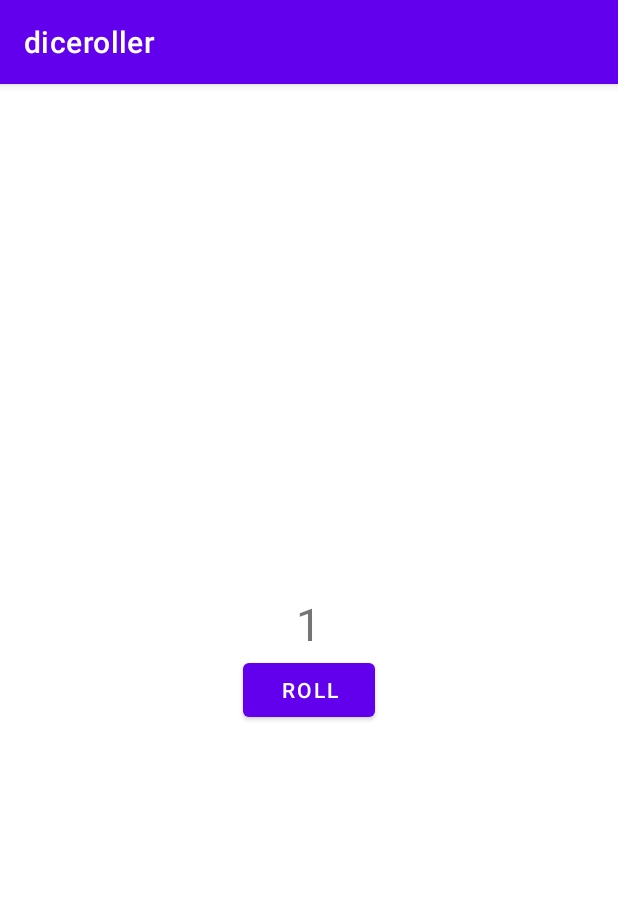
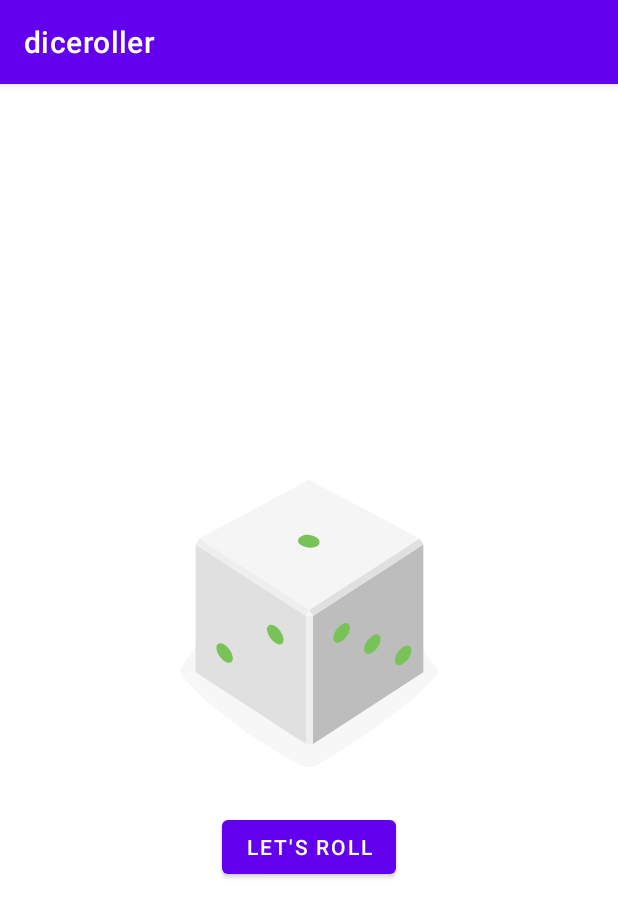
Before and after one commit to ScientistSidd/DiceRoller, an Android app: the screen it shows after launch (MainActivity), on a phone screen of 412 x 824 dp. Shown: the top 917 px of the screen. Run offline under Robolectric (Android 15) with nearby library versions, the phone set to English and light mode, and no system bars.

Commit message:
Dice Roller completed

```diff
--- a/Source/app/src/main/java/com/example/diceroller/MainActivity.kt
+++ b/Source/app/src/main/java/com/example/diceroller/MainActivity.kt
@@ -2,10 +2,38 @@ package com.example.diceroller
 
 import androidx.appcompat.app.AppCompatActivity
 import android.os.Bundle
+import android.widget.Button
+import android.widget.ImageView
+import android.widget.TextView
+import android.widget.Toast
+import kotlin.random.Random
 
 class MainActivity : AppCompatActivity() {
     override fun onCreate(savedInstanceState: Bundle?) {
         super.onCreate(savedInstanceState)
         setContentView(R.layout.activity_main)
+        val rollbutton: Button = findViewById(R.id.roll_button)
+        rollbutton.text = "Let's Roll"
+        rollbutton.setOnClickListener{
+                Toast.makeText(this, "ready to roll", Toast.LENGTH_SHORT).show()
+                rollingDice()
+    }
+    }
+
+    private fun rollingDice() {
+
+        val randomInt = Random.nextInt(6) + 1
+        val drawableResource = when (randomInt) {
+            1 -> R.drawable.dice_1
+            2 -> R.drawable.dice_2
+            3 -> R.drawable.dice_3
+            4 -> R.drawable.dice_4
+            5 -> R.drawable.dice_5
+            else -> R.drawable.dice_6
+        }
+
+        val diceImage: ImageView = findViewById(R.id.dice_imageno)
+        diceImage.setImageResource(drawableResource)
+
     }
 }
--- /dev/null
+++ b/Source/app/src/main/res/drawable/dice_1.xml
@@ -0,0 +1,66 @@
+<!--
+  ~ Copyright 2018, The Android Open Source Project
+  ~
+  ~ Licensed under the Apache License, Version 2.0 (the "License");
+  ~ you may not use this file except in compliance with the License.
+  ~ You may obtain a copy of the License at
+  ~
+  ~     http://www.apache.org/licenses/LICENSE-2.0
+  ~
+  ~ Unless required by applicable law or agreed to in writing, software
+  ~ distributed under the License is distributed on an "AS IS" BASIS,
+  ~ WITHOUT WARRANTIES OR CONDITIONS OF ANY KIND, either express or implied.
+  ~ See the License for the specific language governing permissions and
+  ~ limitations under the License.
+  -->
+
+<vector xmlns:android="http://schemas.android.com/apk/res/android"
+    android:width="200dp"
+    android:height="250dp"
+    android:viewportWidth="800"
+    android:viewportHeight="1000">
+    <path
+        android:fillAlpha="0.5"
+        android:fillColor="#eee"
+        android:pathData="M740.8,635.42c-68.27,90.47 -249.77,201.76 -316,240.63a50.7,50.7 0,0 1,-49.93 0.81c-64.19,-35 -234.09,-133.88 -315.65,-242a14.69,14.69 0,0 1,-0.12 -17.49c77.58,-106.29 159.67,-258.89 341.06,-258.89 182,0 242.19,139.08 340.27,258.88A14.62,14.62 0,0 1,740.8 635.42Z"
+        android:strokeAlpha="0.5" />
+    <path
+        android:fillColor="#bdbdbd"
+        android:pathData="M704.9,630l-294.29,191.06l0,-340.85l294.29,-191.06l0,340.85z" />
+    <path
+        android:fillColor="#e0e0e0"
+        android:pathData="M97.59,630l294.29,191.06l0,-340.85l-294.29,-191.06l0,340.85z" />
+    <path
+        android:fillColor="#f5f5f5"
+        android:pathData="M400.14,464.73l-293.19,-191.45l293.19,-156.31l295.39,156.31l-295.39,191.45z" />
+    <path
+        android:fillColor="#eee"
+        android:pathData="M106.95,273.28l-9.36,15.87l294.29,191.06l8.26,-15.48l-293.19,-191.45z" />
+    <path
+        android:fillColor="#e0e0e0"
+        android:pathData="M695.53,273.28l9.37,15.87l-294.29,191.06l-10.47,-15.48l295.39,-191.45z" />
+    <path
+        android:fillColor="#eee"
+        android:pathData="M391.88,480.21h18.73v340.85h-18.73z" />
+    <path
+        android:fillColor="#f5f5f5"
+        android:pathData="M400.14,464.73l-8.26,15.48l18.73,0l-10.47,-15.48z" />
+    <path
+        android:fillColor="#78c257"
+        android:pathData="M397.45,297.62a16.9,28.71 97.07,1 0,4.16 -33.54a16.9,28.71 97.07,1 0,-4.16 33.54z" />
+    <path
+        android:fillColor="#78c257"
+        android:pathData="M297.17,539.02a30.12,16.11 53.82,1 0,26.01 -19.02a30.12,16.11 53.82,1 0,-26.01 19.02z" />
+    <path
+        android:fillColor="#78c257"
+        android:pathData="M161.96,588.24a30.12,16.11 53.82,1 0,26.01 -19.02a30.12,16.11 53.82,1 0,-26.01 19.02z" />
+    <path
+        android:fillColor="#78c257"
+        android:pathData="M551.15,579.45a30.12,16.11 126.18,1 0,35.56 -48.62a30.12,16.11 126.18,1 0,-35.56 48.62z" />
+    <path
+        android:fillColor="#78c257"
+        android:pathData="M469.12,549.58a30.12,16.11 126.18,1 0,35.56 -48.62a30.12,16.11 126.18,1 0,-35.56 48.62z" />
+    <path
+        android:fillColor="#78c257"
+        android:pathData="M633.17,609.29a30.12,16.11 126.18,1 0,35.56 -48.62a30.12,16.11 126.18,1 0,-35.56 48.62z" />
+</vector>
--- /dev/null
+++ b/Source/app/src/main/res/drawable/dice_2.xml
@@ -0,0 +1,66 @@
+<!--
+  ~ Copyright 2018, The Android Open Source Project
+  ~
+  ~ Licensed under the Apache License, Version 2.0 (the "License");
+  ~ you may not use this file except in compliance with the License.
+  ~ You may obtain a copy of the License at
+  ~
+  ~     http://www.apache.org/licenses/LICENSE-2.0
+  ~
+  ~ Unless required by applicable law or agreed to in writing, software
+  ~ distributed under the License is distributed on an "AS IS" BASIS,
+  ~ WITHOUT WARRANTIES OR CONDITIONS OF ANY KIND, either express or implied.
+  ~ See the License for the specific language governing permissions and
+  ~ limitations under the License.
+  -->
+
+<vector xmlns:android="http://schemas.android.com/apk/res/android"
+    android:width="200dp"
+    android:height="250dp"
+    android:viewportWidth="800"
+    android:viewportHeight="1000">
+    <path
+        android:fillAlpha="0.5"
+        android:fillColor="#eee"
+        android:pathData="M740.8,635.42c-68.27,90.47 -249.77,201.76 -316,240.63a50.7,50.7 0,0 1,-49.93 0.81c-64.19,-35 -234.09,-133.88 -315.65,-242a14.69,14.69 0,0 1,-0.12 -17.49c77.58,-106.29 159.67,-258.89 341.06,-258.89 182,0 242.19,139.08 340.27,258.88A14.62,14.62 0,0 1,740.8 635.42Z"
+        android:strokeAlpha="0.5" />
+    <path
+        android:fillColor="#bdbdbd"
+        android:pathData="M704.9,630l-294.29,191.06l0,-340.85l294.29,-191.06l0,340.85z" />
+    <path
+        android:fillColor="#e0e0e0"
+        android:pathData="M97.59,630l294.29,191.06l0,-340.85l-294.29,-191.06l0,340.85z" />
+    <path
+        android:fillColor="#f5f5f5"
+        android:pathData="M400.14,464.73l-293.19,-191.45l293.19,-156.31l295.39,156.31l-295.39,191.45z" />
+    <path
+        android:fillColor="#eee"
+        android:pathData="M106.95,273.28l-9.36,15.87l294.29,191.06l8.26,-15.48l-293.19,-191.45z" />
+    <path
+        android:fillColor="#e0e0e0"
+        android:pathData="M695.53,273.28l9.37,15.87l-294.29,191.06l-10.47,-15.48l295.39,-191.45z" />
+    <path
+        android:fillColor="#eee"
+        android:pathData="M391.88,480.21h18.73v340.85h-18.73z" />
+    <path
+        android:fillColor="#f5f5f5"
+        android:pathData="M400.14,464.73l-8.26,15.48l18.73,0l-10.47,-15.48z" />
+    <path
+        android:fillColor="#78c257"
+        android:pathData="M520.85,303.25a16.9,28.71 97.07,1 0,4.16 -33.54a16.9,28.71 97.07,1 0,-4.16 33.54z" />
+    <path
+        android:fillColor="#78c257"
+        android:pathData="M273.33,291.99a16.9,28.71 97.07,1 0,4.16 -33.54a16.9,28.71 97.07,1 0,-4.16 33.54z" />
+    <path
+        android:fillColor="#78c257"
+        android:pathData="M229.56,563.64a30.12,16.11 53.82,1 0,26.01 -19.02a30.12,16.11 53.82,1 0,-26.01 19.02z" />
+    <path
+        android:fillColor="#78c257"
+        android:pathData="M311.58,533.77a30.12,16.11 53.82,1 0,26.01 -19.02a30.12,16.11 53.82,1 0,-26.01 19.02z" />
+    <path
+        android:fillColor="#78c257"
+        android:pathData="M147.54,593.49a30.12,16.11 53.82,1 0,26.01 -19.02a30.12,16.11 53.82,1 0,-26.01 19.02z" />
+    <path
+        android:fillColor="#78c257"
+        android:pathData="M551.15,579.45a30.12,16.11 126.18,1 0,35.56 -48.62a30.12,16.11 126.18,1 0,-35.56 48.62z" />
+</vector>
--- /dev/null
+++ b/Source/app/src/main/res/drawable/dice_3.xml
@@ -0,0 +1,66 @@
+<!--
+  ~ Copyright 2018, The Android Open Source Project
+  ~
+  ~ Licensed under the Apache License, Version 2.0 (the "License");
+  ~ you may not use this file except in compliance with the License.
+  ~ You may obtain a copy of the License at
+  ~
+  ~     http://www.apache.org/licenses/LICENSE-2.0
+  ~
+  ~ Unless required by applicable law or agreed to in writing, software
+  ~ distributed under the License is distributed on an "AS IS" BASIS,
+  ~ WITHOUT WARRANTIES OR CONDITIONS OF ANY KIND, either express or implied.
+  ~ See the License for the specific language governing permissions and
+  ~ limitations under the License.
+  -->
+
+<vector xmlns:android="http://schemas.android.com/apk/res/android"
+    android:width="200dp"
+    android:height="250dp"
+    android:viewportWidth="800"
+    android:viewportHeight="1000">
+    <path
+        android:fillAlpha="0.5"
+        android:fillColor="#eee"
+        android:pathData="M740.8,635.42c-68.27,90.47 -249.77,201.76 -316,240.63a50.7,50.7 0,0 1,-49.93 0.81c-64.19,-35 -234.09,-133.88 -315.65,-242a14.69,14.69 0,0 1,-0.12 -17.49c77.58,-106.29 159.67,-258.89 341.06,-258.89 182,0 242.19,139.08 340.27,258.88A14.62,14.62 0,0 1,740.8 635.42Z"
+        android:strokeAlpha="0.5" />
+    <path
+        android:fillColor="#bdbdbd"
+        android:pathData="M704.9,630l-294.29,191.06l0,-340.85l294.29,-191.06l0,340.85z" />
+    <path
+        android:fillColor="#e0e0e0"
+        android:pathData="M97.59,630l294.29,191.06l0,-340.85l-294.29,-191.06l0,340.85z" />
+    <path
+        android:fillColor="#f5f5f5"
+        android:pathData="M400.14,464.73l-293.19,-191.45l293.19,-156.31l295.39,156.31l-295.39,191.45z" />
+    <path
+        android:fillColor="#eee"
+        android:pathData="M106.95,273.28l-9.36,15.87l294.29,191.06l8.26,-15.48l-293.19,-191.45z" />
+    <path
+        android:fillColor="#e0e0e0"
+        android:pathData="M695.53,273.28l9.37,15.87l-294.29,191.06l-10.47,-15.48l295.39,-191.45z" />
+    <path
+        android:fillColor="#eee"
+        android:pathData="M391.88,480.21h18.73v340.85h-18.73z" />
+    <path
+        android:fillColor="#f5f5f5"
+        android:pathData="M400.14,464.73l-8.26,15.48l18.73,0l-10.47,-15.48z" />
+    <path
+        android:fillColor="#78c257"
+        android:pathData="M398.11,297.62a16.9,28.71 97.07,1 0,4.16 -33.54a16.9,28.71 97.07,1 0,-4.16 33.54z" />
+    <path
+        android:fillColor="#78c257"
+        android:pathData="M548.27,304.46a16.9,28.71 97.07,1 0,4.16 -33.54a16.9,28.71 97.07,1 0,-4.16 33.54z" />
+    <path
+        android:fillColor="#78c257"
+        android:pathData="M247.95,290.79a16.9,28.71 97.07,1 0,4.16 -33.54a16.9,28.71 97.07,1 0,-4.16 33.54z" />
+    <path
+        android:fillColor="#78c257"
+        android:pathData="M229.56,563.64a30.12,16.11 53.82,1 0,26.01 -19.02a30.12,16.11 53.82,1 0,-26.01 19.02z" />
+    <path
+        android:fillColor="#78c257"
+        android:pathData="M483.54,554.83a30.12,16.11 126.18,1 0,35.56 -48.62a30.12,16.11 126.18,1 0,-35.56 48.62z" />
+    <path
+        android:fillColor="#78c257"
+        android:pathData="M618.75,604.04a30.12,16.11 126.18,1 0,35.56 -48.62a30.12,16.11 126.18,1 0,-35.56 48.62z" />
+</vector>
--- /dev/null
+++ b/Source/app/src/main/res/drawable/dice_4.xml
@@ -0,0 +1,69 @@
+<!--
+  ~ Copyright 2018, The Android Open Source Project
+  ~
+  ~ Licensed under the Apache License, Version 2.0 (the "License");
+  ~ you may not use this file except in compliance with the License.
+  ~ You may obtain a copy of the License at
+  ~
+  ~     http://www.apache.org/licenses/LICENSE-2.0
+  ~
+  ~ Unless required by applicable law or agreed to in writing, software
+  ~ distributed under the License is distributed on an "AS IS" BASIS,
+  ~ WITHOUT WARRANTIES OR CONDITIONS OF ANY KIND, either express or implied.
+  ~ See the License for the specific language governing permissions and
+  ~ limitations under the License.
+  -->
+
+<vector xmlns:android="http://schemas.android.com/apk/res/android"
+    android:width="200dp"
+    android:height="250dp"
+    android:viewportWidth="800"
+    android:viewportHeight="1000">
+    <path
+        android:fillAlpha="0.5"
+        android:fillColor="#eee"
+        android:pathData="M740.8,635.42c-68.27,90.47 -249.77,201.76 -316,240.63a50.7,50.7 0,0 1,-49.93 0.81c-64.19,-35 -234.09,-133.88 -315.65,-242a14.69,14.69 0,0 1,-0.12 -17.49c77.58,-106.29 159.67,-258.89 341.06,-258.89 182,0 242.19,139.08 340.27,258.88A14.62,14.62 0,0 1,740.8 635.42Z"
+        android:strokeAlpha="0.5" />
+    <path
+        android:fillColor="#bdbdbd"
+        android:pathData="M704.9,630l-294.29,191.06l0,-340.85l294.29,-191.06l0,340.85z" />
+    <path
+        android:fillColor="#e0e0e0"
+        android:pathData="M97.59,630l294.29,191.06l0,-340.85l-294.29,-191.06l0,340.85z" />
+    <path
+        android:fillColor="#f5f5f5"
+        android:pathData="M400.14,464.73l-293.19,-191.45l293.19,-156.31l295.39,156.31l-295.39,191.45z" />
+    <path
+        android:fillColor="#eee"
+        android:pathData="M106.95,273.28l-9.36,15.87l294.29,191.06l8.26,-15.48l-293.19,-191.45z" />
+    <path
+        android:fillColor="#e0e0e0"
+        android:pathData="M695.53,273.28l9.37,15.87l-294.29,191.06l-10.47,-15.48l295.39,-191.45z" />
+    <path
+        android:fillColor="#eee"
+        android:pathData="M391.88,480.21h18.73v340.85h-18.73z" />
+    <path
+        android:fillColor="#f5f5f5"
+        android:pathData="M400.14,464.73l-8.26,15.48l18.73,0l-10.47,-15.48z" />
+    <path
+        android:fillColor="#78c257"
+        android:pathData="M530.08,303.65a16.9,28.71 97.07,1 0,4.16 -33.54a16.9,28.71 97.07,1 0,-4.16 33.54z" />
+    <path
+        android:fillColor="#78c257"
+        android:pathData="M389.68,218.17a16.9,28.71 97.07,1 0,4.16 -33.54a16.9,28.71 97.07,1 0,-4.16 33.54z" />
+    <path
+        android:fillColor="#78c257"
+        android:pathData="M405.35,377.09a16.9,28.71 97.07,1 0,4.16 -33.54a16.9,28.71 97.07,1 0,-4.16 33.54z" />
+    <path
+        android:fillColor="#78c257"
+        android:pathData="M264.95,291.6a16.9,28.71 97.07,1 0,4.16 -33.54a16.9,28.71 97.07,1 0,-4.16 33.54z" />
+    <path
+        android:fillColor="#78c257"
+        android:pathData="M297.17,541.59a30.12,16.11 53.82,1 0,26.01 -19.02a30.12,16.11 53.82,1 0,-26.01 19.02z" />
+    <path
+        android:fillColor="#78c257"
+        android:pathData="M161.96,590.81a30.12,16.11 53.82,1 0,26.01 -19.02a30.12,16.11 53.82,1 0,-26.01 19.02z" />
+    <path
+        android:fillColor="#78c257"
+        android:pathData="M551.15,579.45a30.12,16.11 126.18,1 0,35.56 -48.62a30.12,16.11 126.18,1 0,-35.56 48.62z" />
+</vector>
--- /dev/null
+++ b/Source/app/src/main/res/drawable/dice_5.xml
@@ -0,0 +1,75 @@
+<!--
+  ~ Copyright 2018, The Android Open Source Project
+  ~
+  ~ Licensed under the Apache License, Version 2.0 (the "License");
+  ~ you may not use this file except in compliance with the License.
+  ~ You may obtain a copy of the License at
+  ~
+  ~     http://www.apache.org/licenses/LICENSE-2.0
+  ~
+  ~ Unless required by applicable law or agreed to in writing, software
+  ~ distributed under the License is distributed on an "AS IS" BASIS,
+  ~ WITHOUT WARRANTIES OR CONDITIONS OF ANY KIND, either express or implied.
+  ~ See the License for the specific language governing permissions and
+  ~ limitations under the License.
+  -->
+
+<vector xmlns:android="http://schemas.android.com/apk/res/android"
+    android:width="200dp"
+    android:height="250dp"
+    android:viewportWidth="800"
+    android:viewportHeight="1000">
+    <path
+        android:fillAlpha="0.5"
+        android:fillColor="#eee"
+        android:pathData="M740.8,635.42c-68.27,90.47 -249.77,201.76 -316,240.63a50.7,50.7 0,0 1,-49.93 0.81c-64.19,-35 -234.09,-133.88 -315.65,-242a14.69,14.69 0,0 1,-0.12 -17.49c77.58,-106.29 159.67,-258.89 341.06,-258.89 182,0 242.19,139.08 340.27,258.88A14.62,14.62 0,0 1,740.8 635.42Z"
+        android:strokeAlpha="0.5" />
+    <path
+        android:fillColor="#bdbdbd"
+        android:pathData="M704.9,630l-294.29,191.06l0,-340.85l294.29,-191.06l0,340.85z" />
+    <path
+        android:fillColor="#e0e0e0"
+        android:pathData="M97.59,630l294.29,191.06l0,-340.85l-294.29,-191.06l0,340.85z" />
+    <path
+        android:fillColor="#f5f5f5"
+        android:pathData="M400.14,464.73l-293.19,-191.45l293.19,-156.31l295.39,156.31l-295.39,191.45z" />
+    <path
+        android:fillColor="#eee"
+        android:pathData="M106.95,273.28l-9.36,15.87l294.29,191.06l8.26,-15.48l-293.19,-191.45z" />
+    <path
+        android:fillColor="#e0e0e0"
+        android:pathData="M695.53,273.28l9.37,15.87l-294.29,191.06l-10.47,-15.48l295.39,-191.45z" />
+    <path
+        android:fillColor="#eee"
+        android:pathData="M391.88,480.21h18.73v340.85h-18.73z" />
+    <path
+        android:fillColor="#f5f5f5"
+        android:pathData="M400.14,464.73l-8.26,15.48l18.73,0l-10.47,-15.48z" />
+    <path
+        android:fillColor="#78c257"
+        android:pathData="M397.05,297.63a16.9,28.71 97.07,1 0,4.16 -33.54a16.9,28.71 97.07,1 0,-4.16 33.54z" />
+    <path
+        android:fillColor="#78c257"
+        android:pathData="M547.21,304.45a16.9,28.71 97.07,1 0,4.16 -33.54a16.9,28.71 97.07,1 0,-4.16 33.54z" />
+    <path
+        android:fillColor="#78c257"
+        android:pathData="M388.17,207.62a16.9,28.71 97.07,1 0,4.16 -33.54a16.9,28.71 97.07,1 0,-4.16 33.54z" />
+    <path
+        android:fillColor="#78c257"
+        android:pathData="M405.93,387.62a16.9,28.71 97.07,1 0,4.16 -33.54a16.9,28.71 97.07,1 0,-4.16 33.54z" />
+    <path
+        android:fillColor="#78c257"
+        android:pathData="M246.89,290.79a16.9,28.71 97.07,1 0,4.16 -33.54a16.9,28.71 97.07,1 0,-4.16 33.54z" />
+    <path
+        android:fillColor="#78c257"
+        android:pathData="M229.56,563.64a30.12,16.11 53.82,1 0,26.01 -19.02a30.12,16.11 53.82,1 0,-26.01 19.02z" />
+    <path
+        android:fillColor="#78c257"
+        android:pathData="M551.15,579.45a30.12,16.11 126.18,1 0,35.56 -48.62a30.12,16.11 126.18,1 0,-35.56 48.62z" />
+    <path
+        android:fillColor="#78c257"
+        android:pathData="M469.12,549.58a30.12,16.11 126.18,1 0,35.56 -48.62a30.12,16.11 126.18,1 0,-35.56 48.62z" />
+    <path
+        android:fillColor="#78c257"
+        android:pathData="M633.17,609.29a30.12,16.11 126.18,1 0,35.56 -48.62a30.12,16.11 126.18,1 0,-35.56 48.62z" />
+</vector>
--- /dev/null
+++ b/Source/app/src/main/res/drawable/dice_6.xml
@@ -0,0 +1,81 @@
+<!--
+  ~ Copyright 2018, The Android Open Source Project
+  ~
+  ~ Licensed under the Apache License, Version 2.0 (the "License");
+  ~ you may not use this file except in compliance with the License.
+  ~ You may obtain a copy of the License at
+  ~
+  ~     http://www.apache.org/licenses/LICENSE-2.0
+  ~
+  ~ Unless required by applicable law or agreed to in writing, software
+  ~ distributed under the License is distributed on an "AS IS" BASIS,
+  ~ WITHOUT WARRANTIES OR CONDITIONS OF ANY KIND, either express or implied.
+  ~ See the License for the specific language governing permissions and
+  ~ limitations under the License.
+  -->
+
+<vector xmlns:android="http://schemas.android.com/apk/res/android"
+    android:width="200dp"
+    android:height="250dp"
+    android:viewportWidth="800"
+    android:viewportHeight="1000">
+    <path
+        android:fillAlpha="0.5"
+        android:fillColor="#eee"
+        android:pathData="M740.8,635.42c-68.27,90.47 -249.77,201.76 -316,240.63a50.7,50.7 0,0 1,-49.93 0.81c-64.19,-35 -234.09,-133.88 -315.65,-242a14.69,14.69 0,0 1,-0.12 -17.49c77.58,-106.29 159.67,-258.89 341.06,-258.89 182,0 242.19,139.08 340.27,258.88A14.62,14.62 0,0 1,740.8 635.42Z"
+        android:strokeAlpha="0.5" />
+    <path
+        android:fillColor="#bdbdbd"
+        android:pathData="M704.9,630l-294.29,191.06l0,-340.85l294.29,-191.06l0,340.85z" />
+    <path
+        android:fillColor="#e0e0e0"
+        android:pathData="M97.59,630l294.29,191.06l0,-340.85l-294.29,-191.06l0,340.85z" />
+    <path
+        android:fillColor="#f5f5f5"
+        android:pathData="M400.14,464.73l-293.19,-191.45l293.19,-156.31l295.39,156.31l-295.39,191.45z" />
+    <path
+        android:fillColor="#eee"
+        android:pathData="M106.95,273.28l-9.36,15.87l294.29,191.06l8.26,-15.48l-293.19,-191.45z" />
+    <path
+        android:fillColor="#e0e0e0"
+        android:pathData="M695.53,273.28l9.37,15.87l-294.29,191.06l-10.47,-15.48l295.39,-191.45z" />
+    <path
+        android:fillColor="#eee"
+        android:pathData="M391.88,480.21h18.73v340.85h-18.73z" />
+    <path
+        android:fillColor="#f5f5f5"
+        android:pathData="M400.14,464.73l-8.26,15.48l18.73,0l-10.47,-15.48z" />
+    <path
+        android:fillColor="#78c257"
+        android:pathData="M326.53,254.89a16.9,28.71 97.07,1 0,4.16 -33.54a16.9,28.71 97.07,1 0,-4.16 33.54z" />
+    <path
+        android:fillColor="#78c257"
+        android:pathData="M537.57,298.78a16.9,28.71 97.07,1 0,4.16 -33.54a16.9,28.71 97.07,1 0,-4.16 33.54z" />
+    <path
+        android:fillColor="#78c257"
+        android:pathData="M397.17,213.3a16.9,28.71 97.07,1 0,4.16 -33.54a16.9,28.71 97.07,1 0,-4.16 33.54z" />
+    <path
+        android:fillColor="#78c257"
+        android:pathData="M396.31,381.95a16.9,28.71 97.07,1 0,4.16 -33.54a16.9,28.71 97.07,1 0,-4.16 33.54z" />
+    <path
+        android:fillColor="#78c257"
+        android:pathData="M255.91,296.47a16.9,28.71 97.07,1 0,4.16 -33.54a16.9,28.71 97.07,1 0,-4.16 33.54z" />
+    <path
+        android:fillColor="#78c257"
+        android:pathData="M466.93,340.37a16.9,28.71 97.07,1 0,4.16 -33.54a16.9,28.71 97.07,1 0,-4.16 33.54z" />
+    <path
+        android:fillColor="#78c257"
+        android:pathData="M230,563.64a30.12,16.11 53.82,1 0,26.01 -19.02a30.12,16.11 53.82,1 0,-26.01 19.02z" />
+    <path
+        android:fillColor="#78c257"
+        android:pathData="M312.02,533.78a30.12,16.11 53.82,1 0,26.01 -19.02a30.12,16.11 53.82,1 0,-26.01 19.02z" />
+    <path
+        android:fillColor="#78c257"
+        android:pathData="M147.96,593.48a30.12,16.11 53.82,1 0,26.01 -19.02a30.12,16.11 53.82,1 0,-26.01 19.02z" />
+    <path
+        android:fillColor="#78c257"
+        android:pathData="M483.54,554.83a30.12,16.11 126.18,1 0,35.56 -48.62a30.12,16.11 126.18,1 0,-35.56 48.62z" />
+    <path
+        android:fillColor="#78c257"
+        android:pathData="M618.75,604.04a30.12,16.11 126.18,1 0,35.56 -48.62a30.12,16.11 126.18,1 0,-35.56 48.62z" />
+</vector>
--- a/Source/app/src/main/res/layout/activity_main.xml
+++ b/Source/app/src/main/res/layout/activity_main.xml
@@ -6,14 +6,17 @@
     android:layout_gravity="center_vertical"
     tools:context=".MainActivity">
 
-    <TextView
+    <ImageView
+        android:id="@+id/dice_imageno"
         android:layout_width="wrap_content"
         android:layout_height="wrap_content"
         android:text="1"
+        android:src="@drawable/dice_1"
         android:layout_gravity="center_horizontal"
         android:textSize="30sp"/>
 
     <Button
+        android:id="@+id/roll_button"
         android:layout_width="wrap_content"
         android:layout_height="wrap_content"
         android:text="@string/roll"
```
